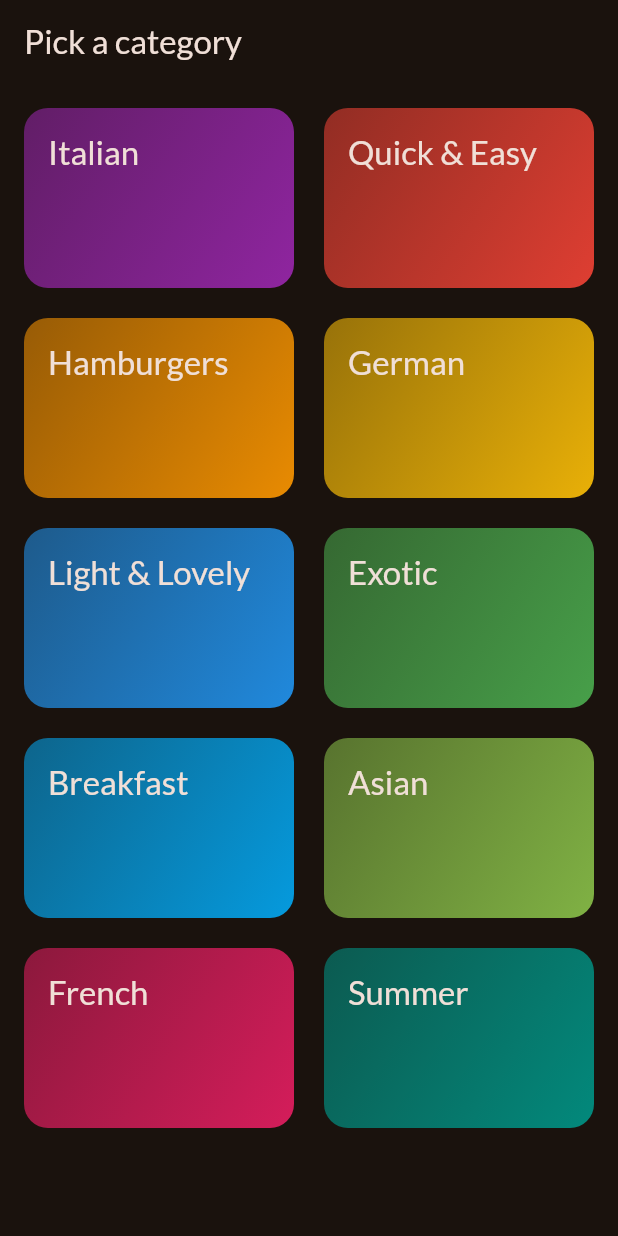
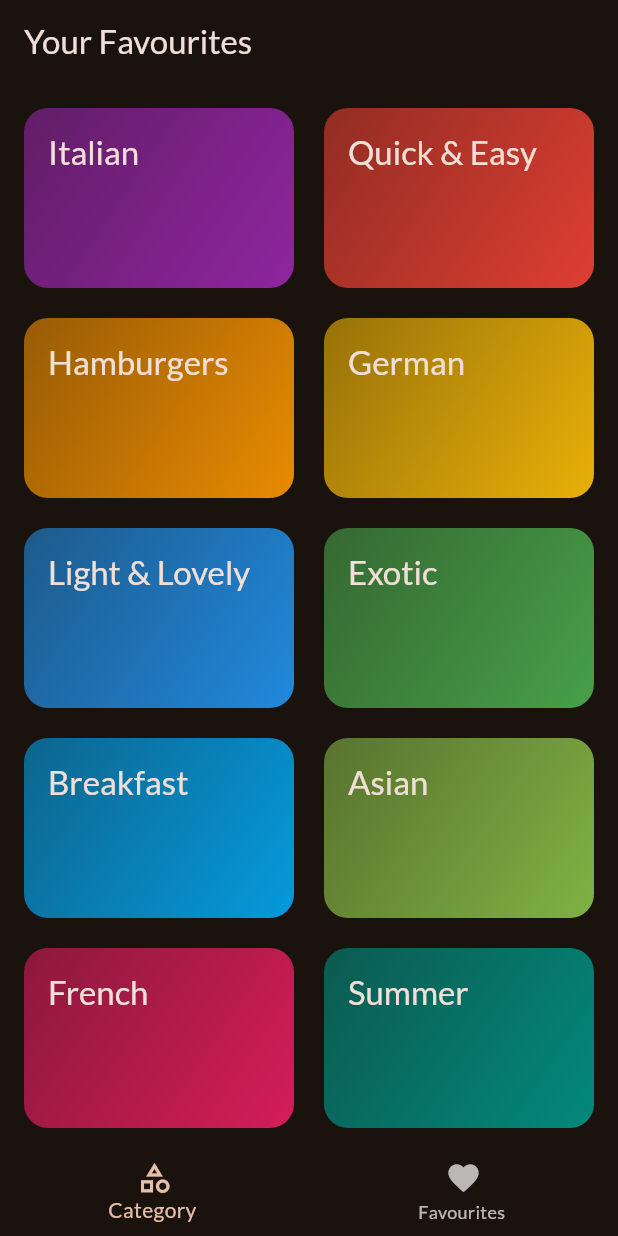
Before and after one commit to Aarushi0010/meals_app, a Flutter app: the screen it shows after launch, on a phone screen of 412 x 824 dp. Run offline on Flutter 3.47's test engine with Material 3 defaults, Android fonts, the phone set to English and light mode, and no system bars; our stand-ins replace google_fonts.

Commit message:
bottom navigation added

```diff
--- a/lib/main.dart
+++ b/lib/main.dart
@@ -2,6 +2,7 @@ import 'package:flutter/material.dart';
 
 import 'package:google_fonts/google_fonts.dart';
 import 'package:meals_app/screen/categories.dart';
+import 'package:meals_app/screen/tabs.dart';
 
 final theme = ThemeData(
   useMaterial3: true,
@@ -24,7 +25,7 @@ class App extends StatelessWidget {
     return MaterialApp(
       debugShowCheckedModeBanner: false ,
         theme: theme,
-        home: const CategoriesScreen(),
+        home: const TabScreen(),
     );
   }
 }
--- a/lib/screen/categories.dart
+++ b/lib/screen/categories.dart
@@ -17,11 +17,7 @@ class CategoriesScreen extends StatelessWidget{
 
   @override
   Widget build(context){
-  return Scaffold(
-    appBar: AppBar(
-      title: const Text('Pick a category'),
-    ),
-    body: GridView(
+  return GridView(
       padding: const EdgeInsets.all(16),
       gridDelegate: const SliverGridDelegateWithFixedCrossAxisCount(
         crossAxisCount: 2,
@@ -33,8 +29,7 @@ class CategoriesScreen extends StatelessWidget{
         for(final category in availableCategories)
           CategoryGridItem(category: category , onSelectCategory: (){_selectCategory(context, category) ;} ),
       ],
-    ),
-  );
+    );
 }
 
 }
--- /dev/null
+++ b/lib/screen/tabs.dart
@@ -0,0 +1,46 @@
+import'package:flutter/material.dart';
+import 'package:meals_app/screen/meals.dart';
+import 'categories.dart';
+class TabScreen extends StatefulWidget {
+  const TabScreen({super.key});
+
+  @override
+  State<TabScreen> createState() {
+    return _TabScreenState();
+  }
+
+}
+
+  class _TabScreenState extends State<TabScreen>{
+
+  int _selectedPageIndex = 0 ;
+
+  void _selectPage (int index){
+    setState(() {
+      _selectedPageIndex= index ;
+    });
+  }
+
+  @override
+    Widget build(context){
+    Widget activePage = const CategoriesScreen();
+    var activePageTitle = 'Categories';
+
+    if (_selectedPageIndex == 1)
+      activePage = MealScreen(meals: []);
+    activePageTitle = 'Your Favourites';
+    return Scaffold(
+      appBar: AppBar(
+        title: Text(activePageTitle),
+      ),
+      body: activePage,
+      bottomNavigationBar: BottomNavigationBar(
+        onTap: _selectPage,
+        items: const  [
+          BottomNavigationBarItem(icon: Icon(Icons.category_outlined), label: 'Category '),
+          BottomNavigationBarItem(icon: Icon(Icons.favorite), label: 'Favourites '),
+        ],
+      ),
+    );
+  }
+  }
```
Also changed, not shown: lib/screen/meals.dart (+8 -3 lines).
